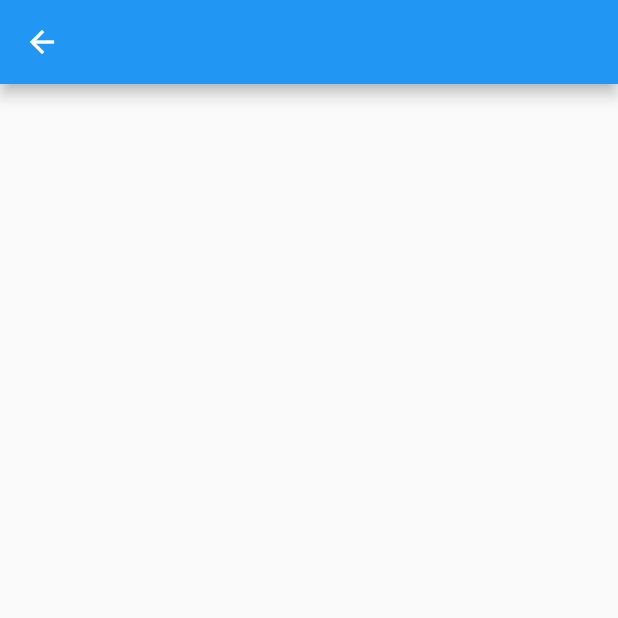
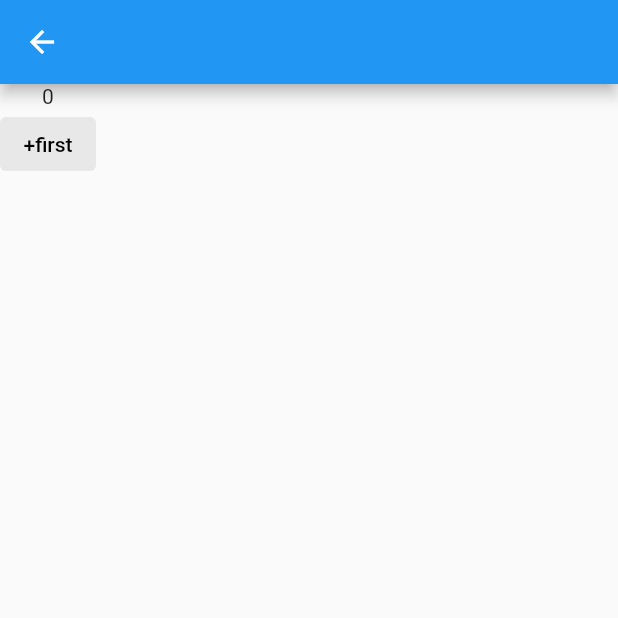
Before and after one commit to kicok/flutter_sample_getx, a Flutter app: the BindingSamplePage screen opened by its route, on a phone screen of 412 x 824 dp, the top half of it. Run offline on Flutter 3.47's test engine with Material 2 defaults, Android fonts, the phone set to English and light mode, and no system bars; our stand-ins replace get.

Commit message:
BindingSamplePge Get.find 와 GetBuilder 작성

```diff
--- a/lib/src/pages/binding_sample_page.dart
+++ b/lib/src/pages/binding_sample_page.dart
@@ -1,4 +1,7 @@
 import 'package:flutter/material.dart';
+import 'package:flutter_sample_route_getx/src/controller/count_controller_with_getx.dart';
+import 'package:flutter_sample_route_getx/src/utils/util.dart';
+import 'package:get/get.dart';
 
 class BindingSamplePage extends StatelessWidget {
   const BindingSamplePage({Key? key}) : super(key: key);
@@ -7,6 +10,22 @@ class BindingSamplePage extends StatelessWidget {
   Widget build(BuildContext context) {
     return Scaffold(
       appBar: AppBar(),
+      body: Column(
+        children: [
+          GetBuilder<CountControllerWithGetX>(
+              id: "first",
+              builder: (controller) {
+                return Text(controller.count.toString());
+              }),
+          TextButton(
+            style: Utils.textButtonStryle,
+            onPressed: () {
+              Get.find<CountControllerWithGetX>().increase('first');
+            },
+            child: const Text("+first"),
+          ),
+        ],
+      ),
     );
   }
 }
```
